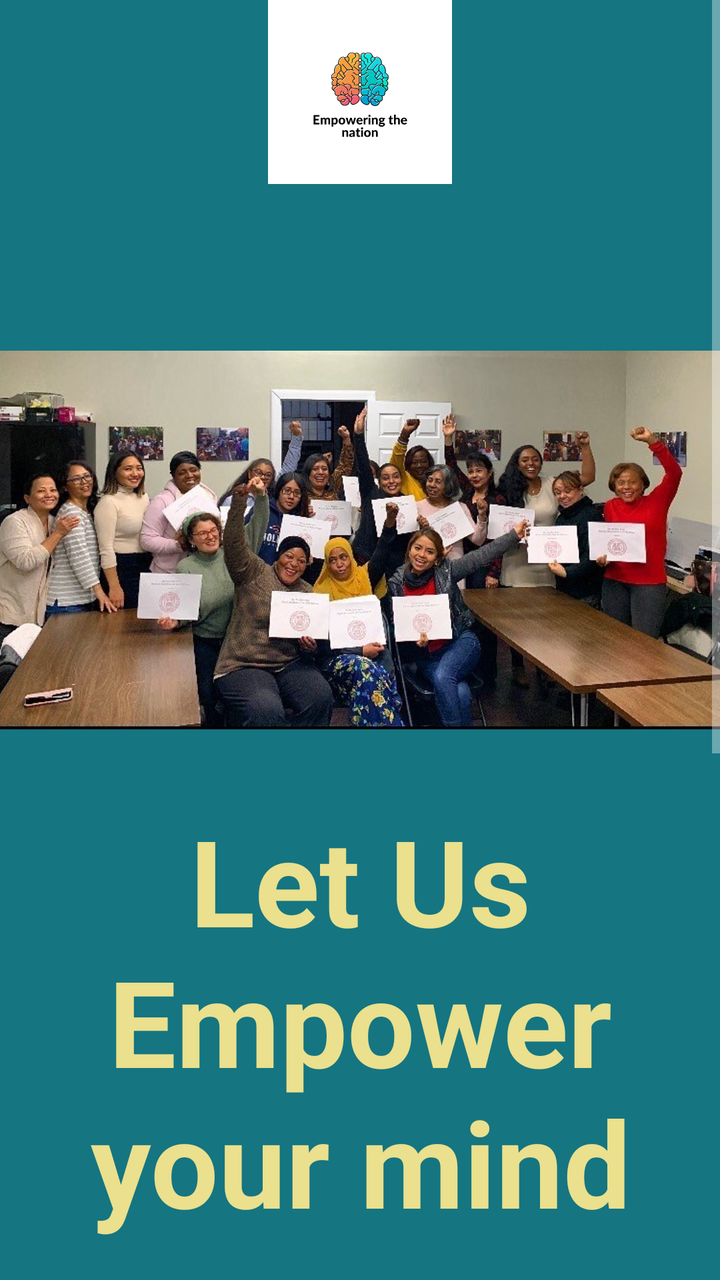
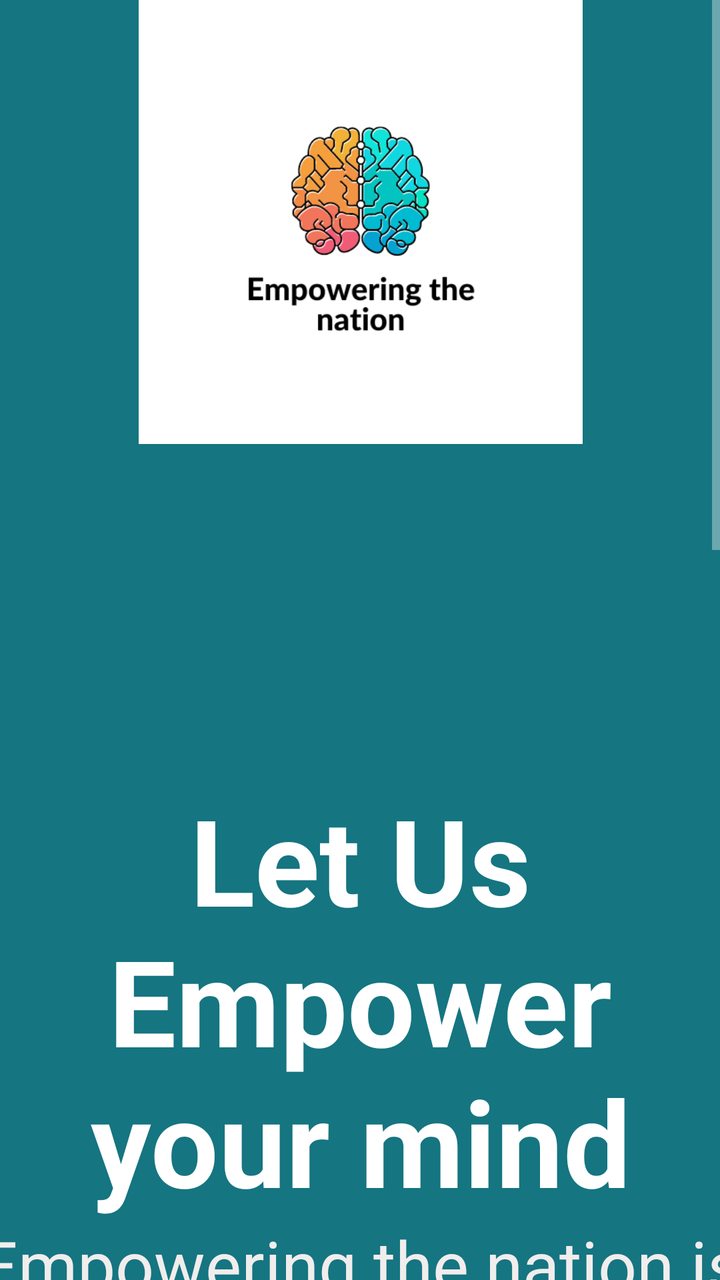

Two renders of the same Android screen: before a commit and after it. Below are the layout's source before the change and the commit's diff.
<!-- AndroidManifest.xml: application theme Theme.AppCompat -->
<!-- res/layout/fragment_home.xml -->
<?xml version="1.0" encoding="utf-8"?>
<ScrollView xmlns:android="http://schemas.android.com/apk/res/android"
    xmlns:app="http://schemas.android.com/apk/res-auto"
    xmlns:tools="http://schemas.android.com/tools"
    android:id="@+id/ScrollViewMonths"
    android:layout_width="match_parent"
    android:layout_height="match_parent">

    <FrameLayout
        android:layout_width="match_parent"
        android:layout_height="match_parent"
        android:background="#157581"
        tools:context=".HomeFragment">

        


        <TextView
            android:id="@+id/textView"
            android:layout_width="match_parent"
            android:layout_height="wrap_content"
            android:layout_marginTop="400dp"
            android:background="#157581"
            android:text="Let Us Empower your mind"
            android:textAlignment="center"
            android:textColor="#EAE08D"
            android:textSize="60sp"
            android:textStyle="bold" />

        <ImageView
            android:id="@+id/imageView2"
            android:layout_width="match_parent"
            android:layout_height="92dp"
            android:src="@drawable/thumbnail_img_7280" />

        <ImageView
            android:id="@+id/imageView4"
            android:layout_width="match_parent"
            android:layout_height="380dp"
            android:layout_marginTop="80dp"
            android:src="@drawable/img_7270" />

        <TextView
            android:id="@+id/textView4"
            android:layout_width="wrap_content"
            android:layout_height="160dp"
            android:layout_marginTop="650dp"
            android:background="#15909F"
            android:text="Empowering the nation is hopes to empower domeatic workers as   "
            android:textAlignment="center"
            android:textColor="#F1EDED"
            android:textSize="34sp" />

        <TextView
            android:id="@+id/textView6"
            android:layout_width="match_parent"
            android:layout_height="136dp"
            android:layout_marginTop="800dp"
            android:background="#15909F"
            android:text="Explore the Courses!"
            android:textAlignment="center"
            android:textColor="#FFE57F"
            android:textSize="48sp" />

        <Button
            android:id="@+id/button2"
            android:layout_width="match_parent"
            android:layout_height="88dp"
            android:layout_marginTop="920dp"
            android:text="Six Week Courses"
            android:textColor="#4CAF50"
            android:textSize="24sp"
            android:textStyle="bold" />

        <Button
            android:id="@+id/button6"
            android:layout_width="match_parent"
            android:layout_height="87dp"
            android:layout_marginTop="1000dp"
            android:text="Six Month Courses"
            android:textColor="#4CAF50"
            android:textSize="24sp"
            android:textStyle="bold" />


    </FrameLayout>

</ScrollView>
<!-- resources referenced by this layout -->
<resources>
  <!-- drawable img_7270: jpeg bitmap (drawable, 132980 bytes) -->
  <!-- drawable thumbnail_img_7280: jpg bitmap (drawable, 73812 bytes) -->
</resources>

<!-- the commit's change to res/layout/fragment_home.xml (unified diff, before → after) -->
@@ -13,76 +13,93 @@
         tools:context=".HomeFragment">
 
         
+        <androidx.constraintlayout.widget.ConstraintLayout
+            android:layout_width="match_parent"
+            android:layout_height="1490dp"
+            android:background="#157581">
 
 
-        <TextView
-            android:id="@+id/textView"
-            android:layout_width="match_parent"
-            android:layout_height="wrap_content"
-            android:layout_marginTop="400dp"
-            android:background="#157581"
-            android:text="Let Us Empower your mind"
-            android:textAlignment="center"
-            android:textColor="#EAE08D"
-            android:textSize="60sp"
-            android:textStyle="bold" />
+            <ImageView
+                android:id="@+id/imageView3"
+                android:layout_width="420dp"
+                android:layout_height="222dp"
+                app:layout_constraintEnd_toEndOf="parent"
+                app:layout_constraintStart_toStartOf="parent"
+                app:layout_constraintTop_toTopOf="parent"
+                app:srcCompat="@drawable/thumbnail_img_7280" />
 
-        <ImageView
-            android:id="@+id/imageView2"
-            android:layout_width="match_parent"
-            android:layout_height="92dp"
-            android:src="@drawable/thumbnail_img_7280" />
+            <Button
+                android:id="@+id/buttonBookNowCourses2"
+                android:layout_width="219dp"
+                android:layout_height="98dp"
+                android:background="@drawable/grasient_drawable"
+                android:drawableRight="@drawable/ic_checkout_foreground"
+                android:text="Book Now!"
+                android:textColor="#4CAF50"
+                android:textSize="24sp"
+                app:layout_constraintBottom_toBottomOf="parent"
+                app:layout_constraintEnd_toEndOf="parent"
+                app:layout_constraintStart_toStartOf="parent"
+                app:layout_constraintTop_toTopOf="parent"
+                app:layout_constraintVertical_bias="0.982" />
 
-        <ImageView
-            android:id="@+id/imageView4"
-            android:layout_width="match_parent"
-            android:layout_height="380dp"
-            android:layout_marginTop="80dp"
-            android:src="@drawable/img_7270" />
+            <TextView
+                android:id="@+id/textView"
+                android:layout_width="match_parent"
+                android:layout_height="wrap_content"
+                android:background="#157581"
+                android:text="Let Us Empower your mind"
+                android:textAlignment="center"
+                android:textColor="#FFFFFF"
+                android:textSize="60sp"
+                android:textStyle="bold"
+                app:layout_constraintBottom_toBottomOf="parent"
+                app:layout_constraintEnd_toEndOf="parent"
+                app:layout_constraintStart_toStartOf="parent"
+                app:layout_constraintTop_toTopOf="parent"
+                app:layout_constraintVertical_bias="0.307" />
 
-        <TextView
-            android:id="@+id/textView4"
-            android:layout_width="wrap_content"
-            android:layout_height="160dp"
-            android:layout_marginTop="650dp"
-            android:background="#15909F"
-            android:text="Empowering the nation is hopes to empower domeatic workers as   "
-            android:textAlignment="center"
-            android:textColor="#F1EDED"
-            android:textSize="34sp" />
+            <ImageView
+                android:id="@+id/imageView4"
+                android:layout_width="451dp"
+                android:layout_height="313dp"
+                android:src="@drawable/img_7270"
+                app:layout_constraintBottom_toBottomOf="parent"
+                app:layout_constraintEnd_toEndOf="parent"
+                app:layout_constraintStart_toStartOf="parent"
+                app:layout_constraintTop_toTopOf="parent"
+                app:layout_constraintVertical_bias="0.661" />
 
-        <TextView
-            android:id="@+id/textView6"
-            android:layout_width="match_parent"
-            android:layout_height="136dp"
-            android:layout_marginTop="800dp"
-            android:background="#15909F"
-            android:text="Explore the Courses!"
-            android:textAlignment="center"
-            android:textColor="#FFE57F"
-            android:textSize="48sp" />
+            <TextView
+                android:id="@+id/textView4"
+                android:layout_width="480dp"
+                android:layout_height="133dp"
+                android:text="Empowering the nation is hopes to empower domeatic workers as   "
+                android:textAlignment="center"
+                android:textColor="#F1EDED"
+                android:textSize="34sp"
+                app:layout_constraintBottom_toBottomOf="parent"
+                app:layout_constraintEnd_toEndOf="parent"
+                app:layout_constraintStart_toStartOf="parent"
+                app:layout_constraintTop_toTopOf="parent"
+                app:layout_constraintVertical_bias="0.449" />
 
-        <Button
-            android:id="@+id/button2"
-            android:layout_width="match_parent"
-            android:layout_height="88dp"
-            android:layout_marginTop="920dp"
-            android:text="Six Week Courses"
-            android:textColor="#4CAF50"
-            android:textSize="24sp"
-            android:textStyle="bold" />
+            <TextView
+                android:id="@+id/textView6"
+                android:layout_width="416dp"
+                android:layout_height="178dp"
+                android:background="#15909F"
+                android:text="Score Discounts By Getting Two Or More Coureses! "
+                android:textAlignment="center"
+                android:textColor="#FFE57F"
+                android:textSize="48sp"
+                app:layout_constraintBottom_toBottomOf="parent"
+                app:layout_constraintEnd_toEndOf="parent"
+                app:layout_constraintStart_toStartOf="parent"
+                app:layout_constraintTop_toTopOf="parent"
+                app:layout_constraintVertical_bias="0.862" />
 
-        <Button
-            android:id="@+id/button6"
-            android:layout_width="match_parent"
-            android:layout_height="87dp"
-            android:layout_marginTop="1000dp"
-            android:text="Six Month Courses"
-            android:textColor="#4CAF50"
-            android:textSize="24sp"
-            android:textStyle="bold" />
-
-
+        </androidx.constraintlayout.widget.ConstraintLayout>
     </FrameLayout>
 
 </ScrollView>
<!-- resource entries referenced after the edit -->
@@ -1,5 +1,34 @@
 <!-- resources referenced by this layout -->
 <resources>
+  <!-- drawable grasient_drawable (drawable) -->
+  <?xml version="1.0" encoding="utf-8"?>
+  <shape
+      android:shape = "rectangle"
+      xmlns:android = "http://schemas.android.com/apk/res/android" >
+  
+      <gradient
+          android:startColor = "#068b86"
+          android:centerColor = "#1f728d"
+          android:endColor = "#435193"
+          android:angle = "90"
+          android:type = "linear" />
+  </shape>
+  <!-- drawable ic_checkout_foreground (drawable) -->
+  <vector xmlns:android="http://schemas.android.com/apk/res/android"
+      android:width="108dp"
+      android:height="108dp"
+      android:viewportWidth="24"
+      android:viewportHeight="24"
+      android:tint="#242424">
+    <group android:scaleX="0.58"
+        android:scaleY="0.58"
+        android:translateX="5.04"
+        android:translateY="5.04">
+      <path
+          android:fillColor="@android:color/white"
+          android:pathData="M7,18c-1.1,0 -1.99,0.9 -1.99,2S5.9,22 7,22s2,-0.9 2,-2S8.1,18 7,18zM17,18c-1.1,0 -1.99,0.9 -1.99,2s0.89,2 1.99,2s2,-0.9 2,-2S18.1,18 17,18zM8.1,13h7.45c0.75,0 1.41,-0.41 1.75,-1.03L21,4.96L19.25,4l-3.7,7H8.53L4.27,2H1v2h2l3.6,7.59l-1.35,2.44C4.52,15.37 5.48,17 7,17h12v-2H7L8.1,13zM12,2l4,4l-4,4l-1.41,-1.41L12.17,7L8,7l0,-2l4.17,0l-1.59,-1.59L12,2z"/>
+    </group>
+  </vector>
   <!-- drawable img_7270: jpeg bitmap (drawable, 132980 bytes) -->
   <!-- drawable thumbnail_img_7280: jpg bitmap (drawable, 73812 bytes) -->
 </resources>
